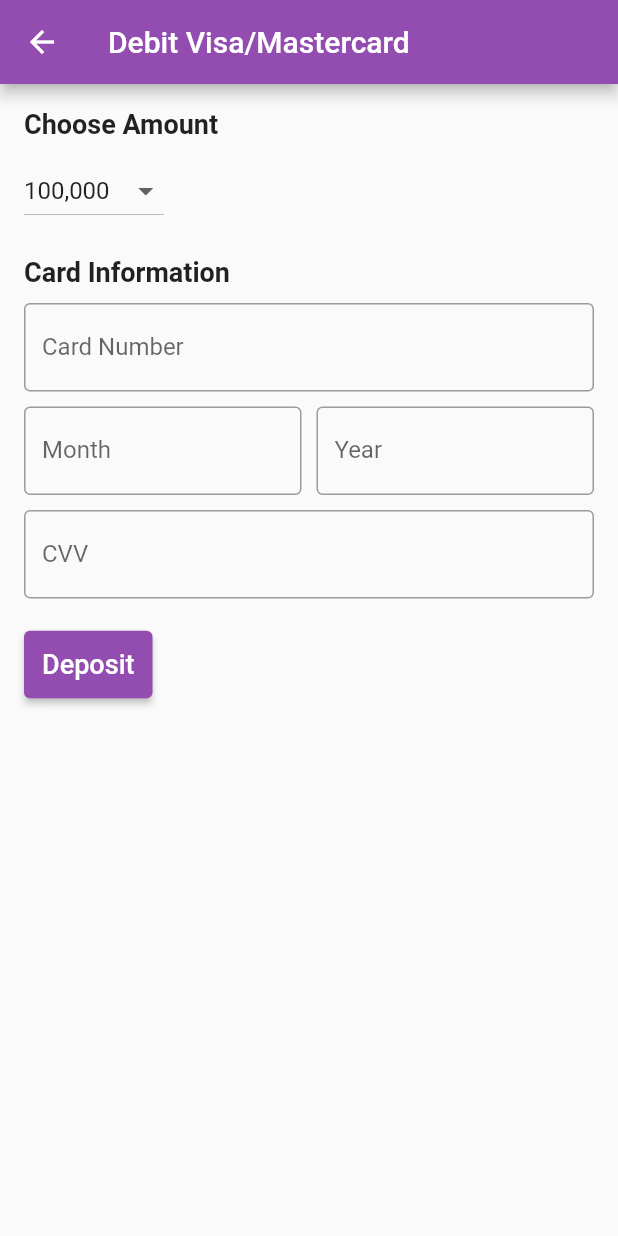
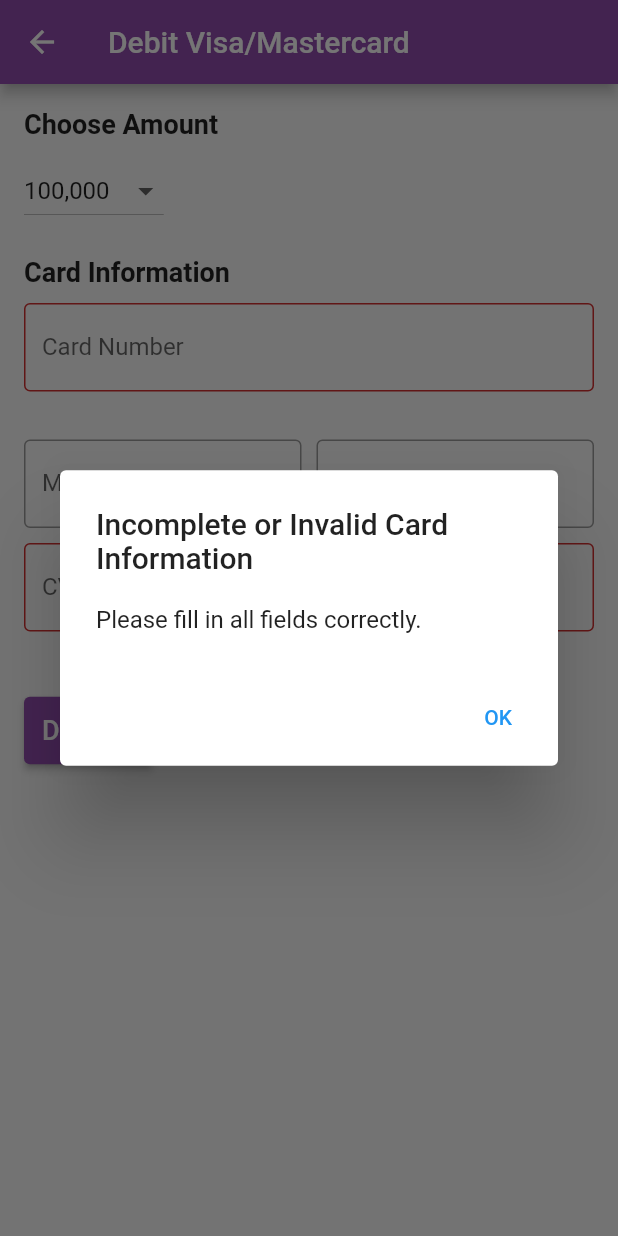
Before and after one commit to George535220173/UAS_E-MONEY, a Flutter app: the debitPage screen opened directly, after a tap on "Deposit", on a phone screen of 412 x 824 dp. Run offline on Flutter 3.47's test engine with Material 2 defaults, Android fonts, the phone set to English and light mode, and no system bars; network calls fail.

Commit message:
Update debit.dart

```diff
--- a/lib/Deposit/debit.dart
+++ b/lib/Deposit/debit.dart
@@ -10,9 +10,27 @@ class debitPage extends StatefulWidget {
 }
 
 class _debitPageState extends State<debitPage> {
-  String selectedAmount = '100,000'; // Default selected amount
+  String selectedAmount = '100,000';
+  TextEditingController cardNumberController = TextEditingController();
   TextEditingController monthController = TextEditingController();
   TextEditingController yearController = TextEditingController();
+  TextEditingController cvvController = TextEditingController();
+  String cardNumberError = '';
+  String cvvError = '';
+  FocusNode cardNumberFocusNode = FocusNode();
+
+  @override
+  void initState() {
+    super.initState();
+
+    cardNumberFocusNode.addListener(() {
+      if (!cardNumberFocusNode.hasFocus) {
+        setState(() {
+          cardNumberError = _validateCardNumber(cardNumberController.text);
+        });
+      }
+    });
+  }
 
   @override
   Widget build(BuildContext context) {
@@ -44,15 +62,15 @@ class _debitPageState extends State<debitPage> {
               ),
             ),
             SizedBox(height: 10),
-            buildCardInfoField('Card Number', 16),
+            buildCardInfoField('Card Number', 16, cardNumberError),
             SizedBox(height: 10),
             buildExpirationDateFields(),
             SizedBox(height: 10),
-            buildCardInfoField('CVV', 3),
+            buildCardInfoField('CVV', 3, cvvError),
             SizedBox(height: 20),
             ElevatedButton(
               onPressed: () {
-                depositAmount(); // Call the deposit function
+                depositAmount();
               },
               style: ElevatedButton.styleFrom(
                 primary: Color.fromARGB(255, 147, 76, 175),
@@ -89,16 +107,26 @@ class _debitPageState extends State<debitPage> {
     );
   }
 
-  Widget buildCardInfoField(String labelText, int maxLength) {
+  Widget buildCardInfoField(String labelText, int maxLength, String errorText) {
     return TextField(
+      controller: labelText == 'Card Number' ? cardNumberController : cvvController,
+      focusNode: labelText == 'Card Number' ? cardNumberFocusNode : null,
       keyboardType: TextInputType.number,
       inputFormatters: [
         FilteringTextInputFormatter.digitsOnly,
         LengthLimitingTextInputFormatter(maxLength),
       ],
+      onChanged: (text) {
+        if (labelText == 'CVV') {
+          setState(() {
+            cvvError = _validateCVV(text);
+          });
+        }
+      },
       decoration: InputDecoration(
         labelText: labelText,
         border: OutlineInputBorder(),
+        errorText: errorText,
       ),
     );
   }
@@ -207,7 +235,58 @@ class _debitPageState extends State<debitPage> {
   }
 
   void depositAmount() {
-    double amount = double.parse(selectedAmount.replaceAll(',', ''));
-    Money.deposit(amount);
+    String cardNumber = _getCardInfoFieldValue('Card Number');
+    String expirationMonth = monthController.text;
+    String expirationYear = yearController.text;
+    String cvv = _getCardInfoFieldValue('CVV');
+
+    cardNumberError = _validateCardNumber(cardNumber);
+    cvvError = _validateCVV(cvv);
+
+    if (cardNumberError.isEmpty && cvvError.isEmpty && expirationMonth.isNotEmpty && expirationYear.isNotEmpty) {
+      double amount = double.parse(selectedAmount.replaceAll(',', ''));
+      Money.deposit(amount);
+    } else {
+      showDialog(
+        context: context,
+        builder: (BuildContext context) {
+          return AlertDialog(
+            title: Text('Incomplete or Invalid Card Information'),
+            content: Text('Please fill in all fields correctly.'),
+            actions: <Widget>[
+              TextButton(
+                onPressed: () {
+                  Navigator.of(context).pop();
+                },
+                child: Text('OK'),
+              ),
+            ],
+          );
+        },
+      );
+    }
+  }
+
+  String _getCardInfoFieldValue(String labelText) {
+    if (labelText == 'Card Number') {
+      return cardNumberController.text;
+    } else if (labelText == 'CVV') {
+      return cvvController.text;
+    }
+    return '';
+  }
+
+  String _validateCardNumber(String cardNumber) {
+    if (cardNumber.length != 16) {
+      return 'Card number must be 16 digits';
+    }
+    return '';
+  }
+
+  String _validateCVV(String cvv) {
+    if (cvv.length != 3) {
+      return 'CVV must be 3 digits';
+    }
+    return '';
   }
 }
```
